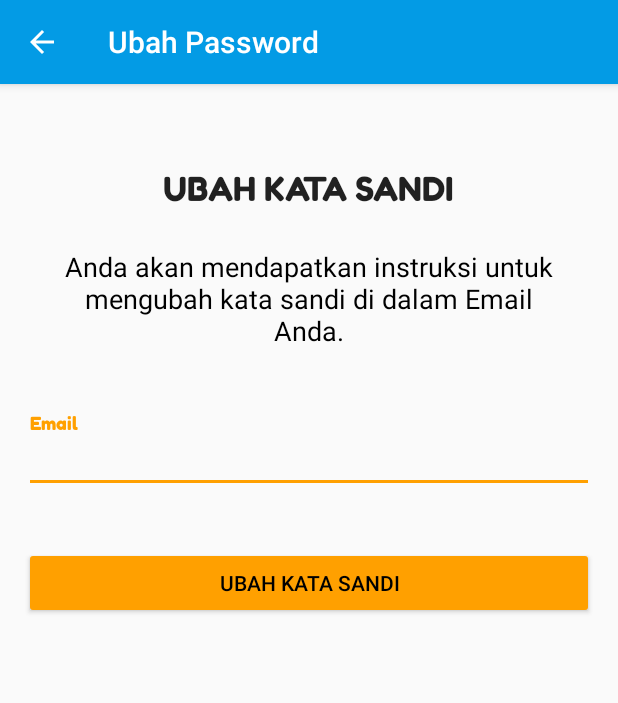
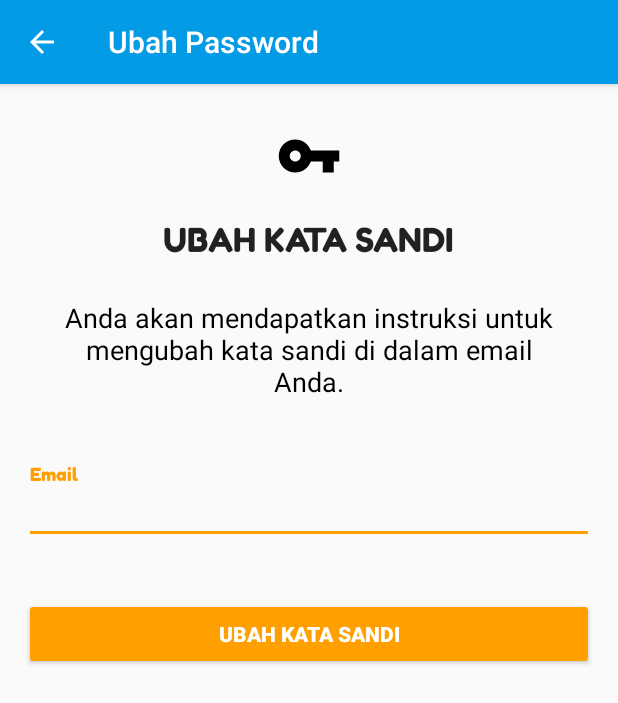
Before and after one commit to MiddleKerb/StatusGizi, an Android app: the UbahPassword screen opened directly, with no data from a screen before it, on a phone screen of 412 x 824 dp. Shown: the top 703 px of the screen. Run offline under Robolectric (Android 15) with nearby library versions, the phone set to English and light mode, and no system bars; our stand-ins replace Firebase (no records; nobody signed in at launch, a user with empty details on screens opened directly).

Commit message:
Change password reset method

```diff
--- a/app/src/main/java/com/fbasegizi/statusgizi/SignUp.java
+++ b/app/src/main/java/com/fbasegizi/statusgizi/SignUp.java
@@ -18,7 +18,7 @@ import android.widget.EditText;
 import android.widget.TextView;
 import android.widget.Toast;
 
-import com.fbasegizi.statusgizi.main.MenuActivity;
+import com.fbasegizi.statusgizi.fragment.MenuActivity;
 import com.fbasegizi.statusgizi.model.User;
 import com.google.android.gms.tasks.OnCompleteListener;
 import com.google.android.gms.tasks.Task;
@@ -133,7 +133,7 @@ public class SignUp extends BaseActivity implements View.OnClickListener {
         String name = mNameField.getText().toString();
 
         // Write new user
-        writeNewUser(user.getUid(), username, user.getEmail(), name);
+        writeNewUser(user.getUid(), username, user.getEmail(), name.replaceFirst("\\s++$", ""));
 
         // Go to MenuActivity
         startActivity(new Intent(SignUp.this, MenuActivity.class));
--- a/app/src/main/res/layout/activity_ubah_password.xml
+++ b/app/src/main/res/layout/activity_ubah_password.xml
@@ -1,5 +1,5 @@
 <?xml version="1.0" encoding="utf-8"?>
-<android.support.design.widget.CoordinatorLayout xmlns:android="http://schemas.android.com/apk/res/android"
+<LinearLayout xmlns:android="http://schemas.android.com/apk/res/android"
     xmlns:tools="http://schemas.android.com/tools"
     android:id="@+id/layoutChangePass"
     android:layout_width="match_parent"
@@ -8,11 +8,16 @@
 
     <LinearLayout
         android:layout_width="fill_parent"
-        android:layout_height="wrap_content"
-        android:layout_marginTop="30dp"
-        android:gravity="center"
+        android:layout_height="match_parent"
         android:orientation="vertical"
         android:padding="@dimen/activity_horizontal_margin">
+
+        <ImageView
+            android:layout_width="64dp"
+            android:layout_height="64dp"
+            android:layout_gravity="center"
+            android:padding="10dp"
+            android:src="@drawable/ic_vpn_key_black_24dp" />
 
         <TextView
             android:layout_width="wrap_content"
@@ -30,7 +35,7 @@
             android:layout_marginBottom="10dp"
             android:gravity="center_horizontal"
             android:padding="@dimen/activity_horizontal_margin"
-            android:text="Anda akan mendapatkan instruksi untuk mengubah kata sandi di dalam Email Anda."
+            android:text="Anda akan mendapatkan instruksi untuk mengubah kata sandi di dalam email Anda."
             android:textAppearance="@style/Base.TextAppearance.AppCompat.Medium"
             android:textColor="@android:color/black" />
 
@@ -50,18 +55,17 @@
                 android:inputType="textEmailAddress" />
         </android.support.design.widget.TextInputLayout>
 
-        <!-- Login Button -->
-
         <Button
             android:id="@+id/btn_reset_password"
             android:layout_width="fill_parent"
             android:layout_height="wrap_content"
-            android:layout_marginTop="20dip"
+            android:layout_marginTop="20dp"
             android:backgroundTint="@color/colorAccent"
             android:text="Ubah kata sandi"
             android:textAllCaps="true"
-            android:textColor="@android:color/black" />
+            android:textColor="@android:color/white"
+            android:textStyle="bold" />
 
     </LinearLayout>
 
-</android.support.design.widget.CoordinatorLayout>
+</LinearLayout>
```
Also changed, not shown: app/src/main/java/com/fbasegizi/statusgizi/SignIn.java (+10 -1 lines), app/src/main/java/com/fbasegizi/statusgizi/UbahPassword.java (+27 -12 lines).
